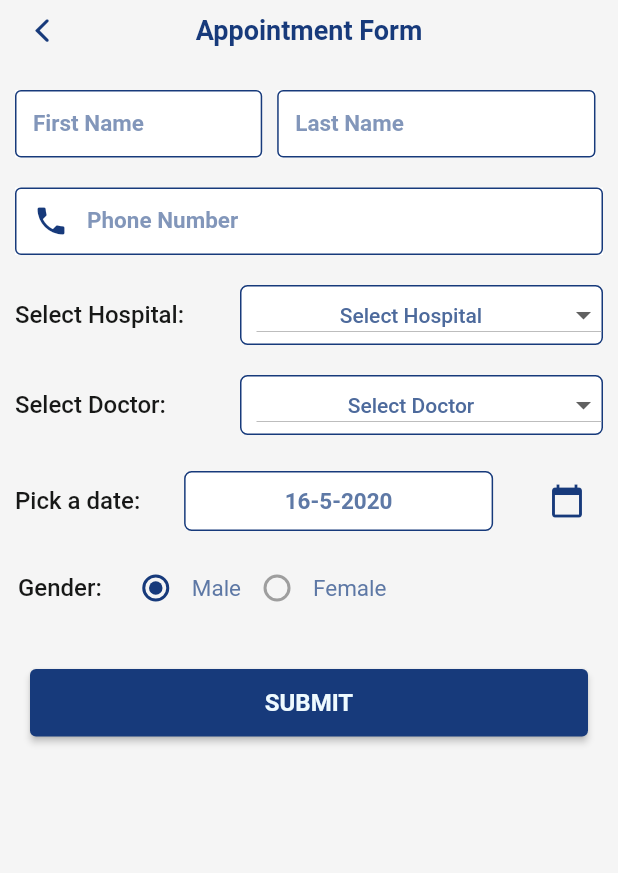
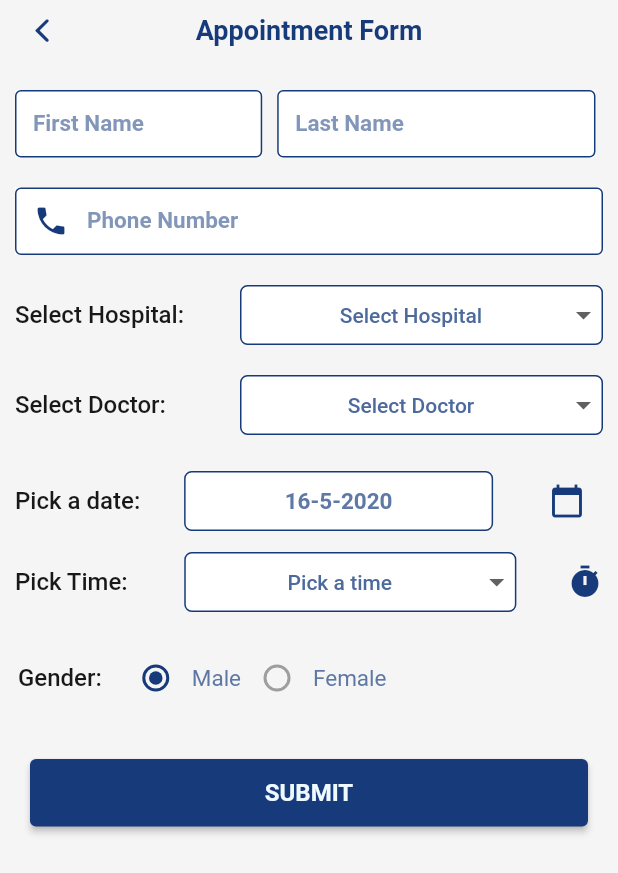
Before and after one commit to nehamdr225/hospital_app_chitwan, a Flutter app: the AppointmentForm screen opened directly, on a phone screen of 412 x 824 dp. Shown: the top 873 px of the screen. Run offline on Flutter 3.47's test engine with Material 2 defaults, Android fonts, the light colour scheme and no system bars; Roboto replaces fonts that are missing (Montserrat).

Commit message:
removed underline from dropdown buttons, added time field in form, added img1/2/3 for sign In/Out/Selection

```diff
--- a/lib/UI/pages/AppointmentForm.dart
+++ b/lib/UI/pages/AppointmentForm.dart
@@ -1,4 +1,3 @@
-import 'package:chitwan_hospital/UI/Widget/FRaisedButton.dart';
 import 'package:chitwan_hospital/UI/Widget/Forns.dart';
 import 'package:chitwan_hospital/UI/core/atoms/FancyText.dart';
 import 'package:chitwan_hospital/UI/core/atoms/WhiteAppBar.dart';
@@ -27,6 +26,12 @@ class _AppointmentFormState extends State<AppointmentForm> {
     "Dr. Bharati Devi Sharma",
     "Dr. Amit Jha",
     "Dr. Sangeeta Paudel",
+  ];
+  String _valTime;
+  List _myTime = [
+    "12:00 PM",
+    "5:00 PM",
+    "7:00 PM",
   ];
 
   Future<Null> _selectDate(BuildContext context) async {
@@ -129,6 +134,7 @@ class _AppointmentFormState extends State<AppointmentForm> {
                           color: theme.colorScheme.primary,
                         )),
                     child: DropdownButton(
+                      underline: SizedBox(),
                       hint: Container(
                           height: 45.0,
                           width: width * 0.50,
@@ -182,6 +188,7 @@ class _AppointmentFormState extends State<AppointmentForm> {
                           color: theme.colorScheme.primary,
                         )),
                     child: DropdownButton(
+                      underline: SizedBox(),
                       hint: Container(
                           height: 45.0,
                           width: width * 0.50,
@@ -247,6 +254,61 @@ class _AppointmentFormState extends State<AppointmentForm> {
                 ),
               ],
             ),
+          ),
+          Padding(
+            padding: const EdgeInsets.only(
+                top: 10.0, left: 10.0, right: 10.0, bottom: 10.0),
+            child: Row(
+                mainAxisAlignment: MainAxisAlignment.spaceBetween,
+                children: <Widget>[
+                  FancyText(
+                    text: "Pick Time: ",
+                    size: 16.0,
+                    fontWeight: FontWeight.w500,
+                    textAlign: TextAlign.left,
+                  ),
+                  Container(
+                    padding: EdgeInsets.only(left: 10.0),
+                    height: 40.0,
+                    // width: width * 0.40,
+                    decoration: BoxDecoration(
+                        borderRadius: BorderRadius.circular(5.0),
+                        color: Colors.white,
+                        border: Border.all(
+                          width: 1,
+                          color: theme.colorScheme.primary,
+                        )),
+                    child: DropdownButton(
+                      underline: SizedBox(),
+                      hint: Container(
+                          height: 45.0,
+                          width: width * 0.45,
+                          alignment: Alignment.center,
+                          child: FancyText(
+                            text: "Pick a time",
+                            color: blueGrey,
+                            fontWeight: FontWeight.w500,
+                          )),
+                      value: _valTime,
+                      items: _myTime.map((value) {
+                        return DropdownMenuItem(
+                          child: FancyText(
+                            text: value,
+                            color: blueGrey,
+                            fontWeight: FontWeight.w500,
+                          ),
+                          value: value,
+                        );
+                      }).toList(),
+                      onChanged: (value) {
+                        setState(() {
+                          _valTime = value;
+                        });
+                      },
+                    ),
+                  ),
+                  Icon(Icons.timer)
+                ]),
           ),
           Padding(
             //gender
```
Also changed, not shown: assets/images/img1.jpeg (added), assets/images/img2.jpeg (added), assets/images/img3.jpeg (added), 5 other files.
